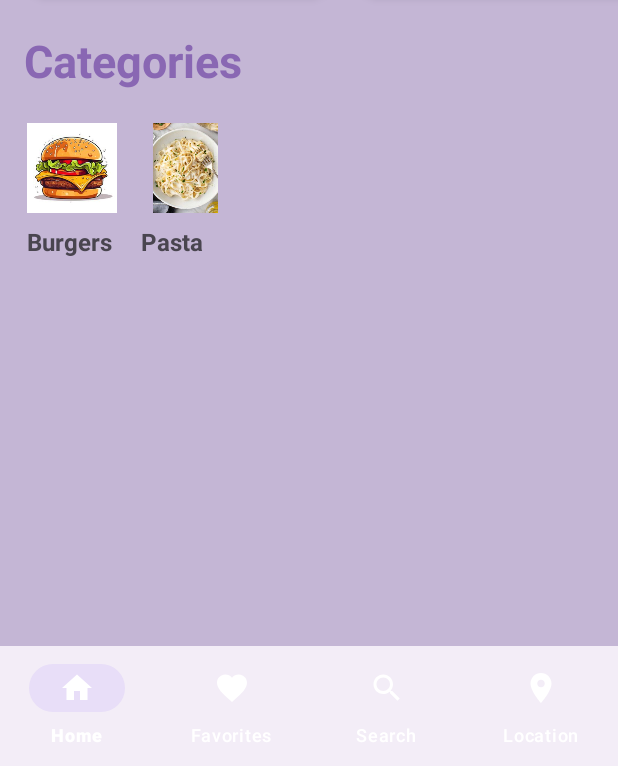
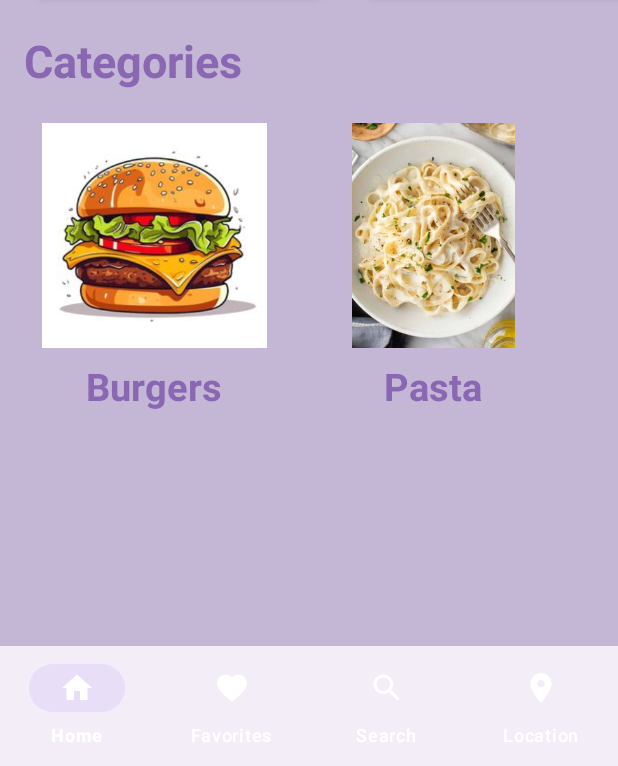
Before and after one commit to saraashraf11/Taste-Finder, an Android app: the HomeActivity screen opened directly, with no data from a screen before it, on a phone screen of 412 x 824 dp, the part 470-1236 px from its top. Run offline under Robolectric (Android 15) with nearby library versions, the phone set to English and light mode, and no system bars.

Commit message:
sara update in category item

```diff
--- a/TasteFinder/app/src/main/res/layout/item_category.xml
+++ b/TasteFinder/app/src/main/res/layout/item_category.xml
@@ -8,8 +8,8 @@
 
     <ImageView
         android:id="@+id/category_icon"
-        android:layout_width="60dp"
-        android:layout_height="60dp"
+        android:layout_width="170dp"
+        android:layout_height="150dp"
         android:scaleType="centerInside" />
 
     <TextView
@@ -18,6 +18,8 @@
         android:layout_height="wrap_content"
         android:layout_marginTop="8dp"
         android:text="Category"
-        android:textSize="16sp"
+        android:layout_gravity="center"
+        android:textSize="25sp"
+        android:textColor="@color/purble"
         android:textStyle="bold" />
 </LinearLayout>
```
